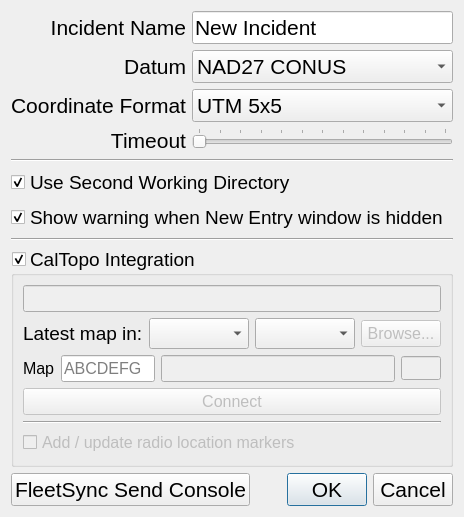
Old version of the form designer/options.ui in the repository ncssar/radiolog.
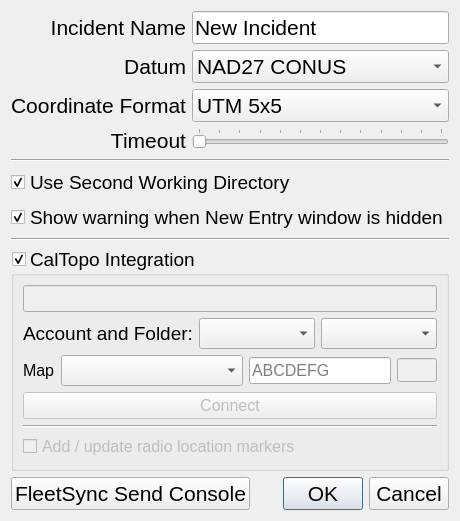
New version of the form.

Commit message: WIP latest map: change map name field into a combo box; update URL as map name selection is highlighted or changed

Diff of the .ui file:
```diff
--- a/designer/options.ui
+++ b/designer/options.ui
@@ -298,7 +298,7 @@
           <item>
            <widget class="QLabel" name="label_2">
             <property name="text">
-             <string>Latest map in:</string>
+             <string>Account and Folder:</string>
             </property>
            </widget>
           </item>
@@ -312,25 +312,10 @@
           <item>
            <widget class="QComboBox" name="caltopoFolderComboBox"/>
           </item>
-          <item>
-           <widget class="QPushButton" name="caltopoBrowseButton">
-            <property name="enabled">
-             <bool>false</bool>
-            </property>
-            <property name="font">
-             <font>
-              <pointsize>12</pointsize>
-             </font>
-            </property>
-            <property name="text">
-             <string>Browse...</string>
-            </property>
-           </widget>
-          </item>
          </layout>
         </item>
         <item>
-         <layout class="QHBoxLayout" name="horizontalLayout_2" stretch="0,4,10,0">
+         <layout class="QHBoxLayout" name="horizontalLayout_2" stretch="0,0,0,0">
           <item>
            <widget class="QLabel" name="caltopoMapLabel">
             <property name="font">
@@ -343,8 +328,24 @@
             </property>
            </widget>
           </item>
+          <item>
+           <widget class="QComboBox" name="caltopoMapNameComboBox">
+            <property name="sizePolicy">
+             <sizepolicy hsizetype="Expanding" vsizetype="Fixed">
+              <horstretch>0</horstretch>
+              <verstretch>0</verstretch>
+             </sizepolicy>
+            </property>
+           </widget>
+          </item>
           <item>
            <widget class="QLineEdit" name="caltopoMapURLField">
+            <property name="sizePolicy">
+             <sizepolicy hsizetype="Preferred" vsizetype="Fixed">
+              <horstretch>0</horstretch>
+              <verstretch>0</verstretch>
+             </sizepolicy>
+            </property>
             <property name="font">
              <font>
               <pointsize>12</pointsize>
@@ -355,18 +356,6 @@
             </property>
            </widget>
           </item>
-          <item>
-           <widget class="QLineEdit" name="caltopoMapNameField">
-            <property name="enabled">
-             <bool>false</bool>
-            </property>
-            <property name="font">
-             <font>
-              <pointsize>12</pointsize>
-             </font>
-            </property>
-           </widget>
-          </item>
           <item>
            <widget class="QLineEdit" name="caltopoLinkIndicator">
             <property name="enabled">
```
Left out of the diff: 68 changed lines with no effect on the pictures. The commit also changes 2 other files.
